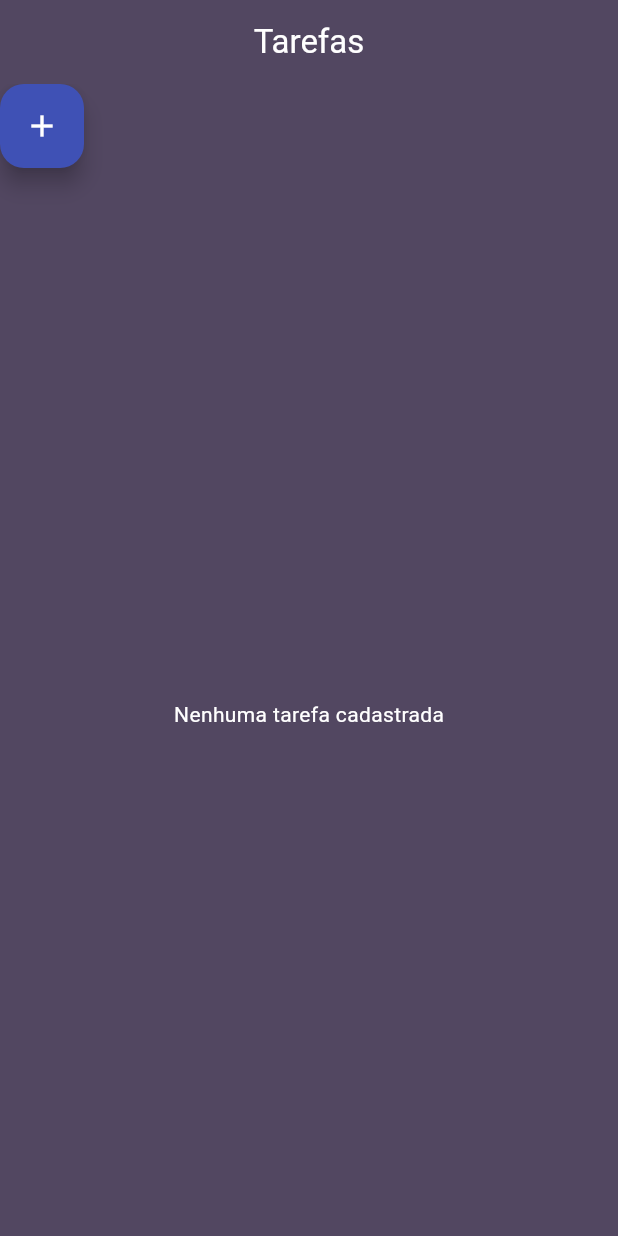
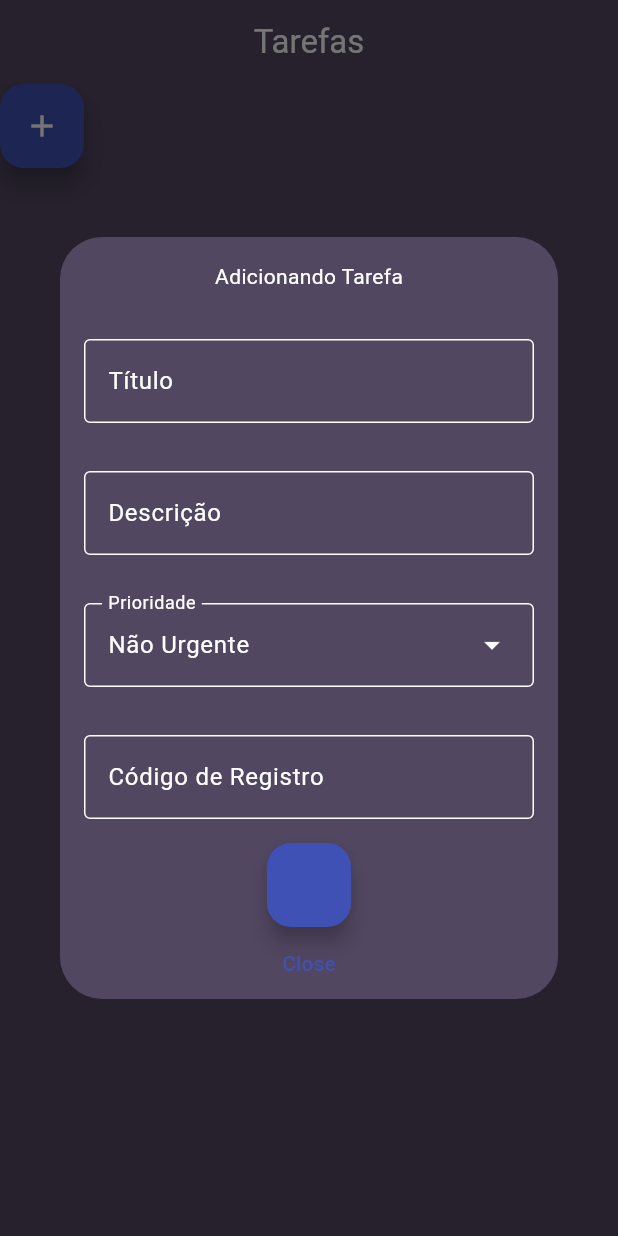
Before and after one commit to ThiagoGS4/cadastro_tarefas_profissionais, a Flutter app: the screen it shows after launch, after a tap on the "add" icon, on a phone screen of 412 x 824 dp. Run offline on Flutter 3.47's test engine with Material 3 defaults, Android fonts, the phone set to English and light mode, and no system bars; our stand-ins replace sqflite; accounts and stored records are empty.

Commit message:
crud completo

```diff
--- a/lib/screens/home.dart
+++ b/lib/screens/home.dart
@@ -1,4 +1,5 @@
 import 'package:cadastro_tarefas_profissionais/services/databaseHelper.dart';
+import 'package:cadastro_tarefas_profissionais/widgets/insertEditDialog.dart';
 import 'package:flutter/material.dart';
 import '../models/tarefaModel.dart';
 
@@ -10,10 +11,6 @@ class Home extends StatefulWidget {
 }
 
 class HomeState extends State<Home> {
-  final tituloController = TextEditingController();
-  final prioridadeController = TextEditingController();
-  final codigoRegistroController = TextEditingController();
-
   List<Tarefa> details = [];
 
   @override
@@ -25,20 +22,8 @@ class HomeState extends State<Home> {
   Future<void> _carregarTarefas() async {
     final lista = await DatabaseHelper.listarTarefas();
     setState(() {
-      details = lista!;
+      details = lista ?? [];
     });
-  }
-
-  Future<void> _inserirTarefa() async {
-    final Tarefa model = Tarefa(
-      titulo: "titulo teste",
-      prioridade: 1,
-      criadoEm: DateTime.now().toString(),
-      codigoRegistro: "codigoRegistro teste",
-    );
-
-    await DatabaseHelper.inserirTarefa(model);
-    await _carregarTarefas(); // recarrega a lista depois de inserir
   }
 
   @override
@@ -49,11 +34,24 @@ class HomeState extends State<Home> {
         children: [
           Row(
             children: [
-              FloatingActionButton(
-                onPressed: () async {
-                  await _inserirTarefa();
-                },
-                child: const Icon(Icons.add),
+              Expanded(
+                child: Column(
+                  crossAxisAlignment: CrossAxisAlignment.start,
+                  children: [
+                    FloatingActionButton(
+                      onPressed: () async => {
+                        showDialog(
+                          context: context,
+                          builder: (BuildContext context) => InsertEditDialog(
+                            isEditing: false,
+                            onFinish: _carregarTarefas,
+                          ),
+                        ),
+                      },
+                      child: const Icon(Icons.add),
+                    ),
+                  ],
+                ),
               ),
             ],
           ),
@@ -70,6 +68,39 @@ class HomeState extends State<Home> {
                         subtitle: Text(
                           'Prioridade: ${tarefa.prioridade} - Código: ${tarefa.codigoRegistro}',
                         ),
+                        trailing: Row(
+                          mainAxisSize: MainAxisSize.min,
+
+                          children: [
+                            Text(
+                              tarefa.criadoEm.substring(
+                                tarefa.criadoEm.length -
+                                    10, //continuar aqui!!!!
+                              ),
+                            ),
+                            FloatingActionButton.small(
+                              onPressed: () => showDialog<String>(
+                                context: context,
+                                builder: (BuildContext context) =>
+                                    InsertEditDialog(
+                                      isEditing: true,
+                                      itemSelecionado: tarefa,
+                                      onFinish: _carregarTarefas,
+                                    ),
+                              ),
+                              child: const Icon(Icons.edit),
+                            ),
+
+                            FloatingActionButton.small(
+                              heroTag: 'delete_${tarefa.id}',
+                              onPressed: () async {
+                                await DatabaseHelper.removerTarefa(tarefa.id!);
+                                await _carregarTarefas();
+                              },
+                              child: const Icon(Icons.delete),
+                            ),
+                          ],
+                        ),
                       );
                     },
                   ),
--- a/lib/services/databaseHelper.dart
+++ b/lib/services/databaseHelper.dart
@@ -39,9 +39,9 @@ class DatabaseHelper {
     );
   }
 
-  static Future<int> removerTarefa(Tarefa tarefa) async {
+  static Future<int> removerTarefa(int id) async {
     final db = await getBD();
-    return await db.delete("Tarefa", where: 'id = ?', whereArgs: [tarefa.id]);
+    return await db.delete("Tarefa", where: 'id = ?', whereArgs: [id]);
   }
 
   static Future<List<Tarefa>?> listarTarefas() async {
--- /dev/null
+++ b/lib/widgets/insertEditDialog.dart
@@ -0,0 +1,208 @@
+import 'dart:collection';
+
+import 'package:cadastro_tarefas_profissionais/models/tarefaModel.dart';
+import 'package:cadastro_tarefas_profissionais/services/databaseHelper.dart';
+import 'package:flutter/material.dart';
+
+PrioridadeLabel? selectedPrio;
+
+typedef PrioridadeEntry = DropdownMenuEntry<PrioridadeLabel>;
+
+enum PrioridadeLabel {
+  emergente(1, 'Emergente', Colors.red),
+  murgente(2, 'Muito Urgente', Colors.orange),
+  urgente(3, 'Urgente', Colors.yellow),
+  purgente(4, 'Pouco Urgente', Colors.lightGreen),
+  nurgente(5, 'Não Urgente', Colors.lightBlue);
+
+  const PrioridadeLabel(this.prio, this.text, this.color);
+  final int prio;
+  final String text;
+  final Color color;
+
+  static final List<PrioridadeEntry> entries =
+      UnmodifiableListView<PrioridadeEntry>(
+        values.map<PrioridadeEntry>(
+          (PrioridadeLabel prio) => PrioridadeEntry(
+            value: prio,
+            label: prio.text,
+            style: MenuItemButton.styleFrom(foregroundColor: prio.color),
+          ),
+        ),
+      );
+}
+
+class InsertEditDialog extends StatefulWidget {
+  final bool isEditing;
+  final Tarefa? itemSelecionado;
+  final VoidCallback? onFinish;
+
+  const InsertEditDialog({
+    super.key,
+    required this.isEditing,
+    this.itemSelecionado,
+    this.onFinish,
+  });
+
+  @override
+  State<InsertEditDialog> createState() => _MyWidgetState();
+}
+
+class _MyWidgetState extends State<InsertEditDialog> {
+  final TextEditingController tituloController = TextEditingController();
+  final TextEditingController prioController = TextEditingController();
+  final TextEditingController descricaoController = TextEditingController();
+  final TextEditingController codigoRegistroController =
+      TextEditingController();
+
+  PrioridadeLabel? prioObject;
+  int? selectedPrio;
+
+  @override
+  void initState() {
+    super.initState();
+
+    if (widget.isEditing && widget.itemSelecionado != null) {
+      final t = widget.itemSelecionado!;
+      tituloController.text = t.titulo;
+      descricaoController.text = t.descricao;
+      codigoRegistroController.text = t.codigoRegistro;
+
+      // t.prioridade é int (1..5):
+      prioObject = PrioridadeLabel.values.firstWhere(
+        (p) => p.prio == t.prioridade,
+        orElse: () => PrioridadeLabel.nurgente,
+      );
+      selectedPrio = t.prioridade; // já deixa o ID preparado
+    } else {
+      prioObject = PrioridadeLabel.nurgente;
+      selectedPrio = PrioridadeLabel.nurgente.prio;
+    }
+  }
+
+  @override
+  Widget build(BuildContext context) {
+    return Dialog(
+      child: Column(
+        mainAxisSize: MainAxisSize.min,
+        mainAxisAlignment: MainAxisAlignment.center,
+        children: <Widget>[
+          SizedBox(
+            width: 400,
+            child: Column(
+              crossAxisAlignment: CrossAxisAlignment.center,
+              mainAxisAlignment: MainAxisAlignment.center,
+              children: <Widget>[
+                Padding(
+                  padding: EdgeInsets.symmetric(horizontal: 16, vertical: 16),
+                  child: Text(
+                    widget.isEditing ? 'Editando Terefa' : 'Adicionando Tarefa',
+                  ),
+                ),
+
+                Padding(
+                  padding: EdgeInsets.symmetric(horizontal: 16, vertical: 16),
+                  child: TextFormField(
+                    controller: tituloController,
+                    decoration: InputDecoration(
+                      border: OutlineInputBorder(),
+                      hintText: 'Título',
+                    ),
+                  ),
+                ),
+
+                Padding(
+                  padding: EdgeInsets.symmetric(horizontal: 16, vertical: 16),
+                  child: TextFormField(
+                    controller: descricaoController,
+                    decoration: InputDecoration(
+                      border: OutlineInputBorder(),
+                      hintText: 'Descrição',
+                    ),
+                  ),
+                ),
+
+                Padding(
+                  padding: const EdgeInsets.symmetric(
+                    horizontal: 16,
+                    vertical: 16,
+                  ),
+                  child: DropdownMenu<PrioridadeLabel>(
+                    initialSelection: prioObject,
+                    width: double.infinity,
+                    requestFocusOnTap: false,
+                    label: const Text('Prioridade'),
+                    onSelected: (PrioridadeLabel? prio) {
+                      setState(() {
+                        prioObject = prio;
+                        selectedPrio = prio?.prio; // guarda o ID
+                      });
+                    },
+                    dropdownMenuEntries: PrioridadeLabel.entries,
+                  ),
+                ),
+
+                Padding(
+                  padding: EdgeInsets.symmetric(horizontal: 16, vertical: 16),
+                  child: TextFormField(
+                    controller: codigoRegistroController,
+                    decoration: InputDecoration(
+                      border: OutlineInputBorder(),
+                      hintText: 'Código de Registro',
+                    ),
+                  ),
+                ),
+              ],
+            ),
+          ),
+
+          FloatingActionButton(
+            onPressed: () async {
+              widget.isEditing
+                  ? await _atualizarTarefa()
+                  : await _inserirTarefa();
+
+              widget.onFinish?.call();
+              Navigator.pop(context);
+            },
+          ),
+
+          TextButton(
+            onPressed: () {
+              Navigator.pop(context);
+            },
+            child: const Text('Close'),
+          ),
+        ],
+      ),
+    );
+  }
+
+  Future<void> _inserirTarefa() async {
+    final prioNum = selectedPrio ?? PrioridadeLabel.nurgente.prio;
+
+    final Tarefa model = Tarefa(
+      titulo: tituloController.value.text,
+      prioridade: prioNum,
+      descricao: descricaoController.value.text,
+      criadoEm: DateTime.now().toString(),
+      codigoRegistro: codigoRegistroController.value.text,
+    );
+
+    await DatabaseHelper.inserirTarefa(model);
+  }
+
+  Future<void> _atualizarTarefa() async {
+    final prioNum = selectedPrio ?? PrioridadeLabel.nurgente.prio;
+    final Tarefa model = Tarefa(
+      id: widget.itemSelecionado!.id,
+      titulo: tituloController.value.text,
+      prioridade: prioNum,
+      descricao: descricaoController.value.text,
+      criadoEm: DateTime.now().toString(),
+      codigoRegistro: codigoRegistroController.value.text,
+    );
+
+    await DatabaseHelper.atualizarTarefa(model);
+  }
+}
```
